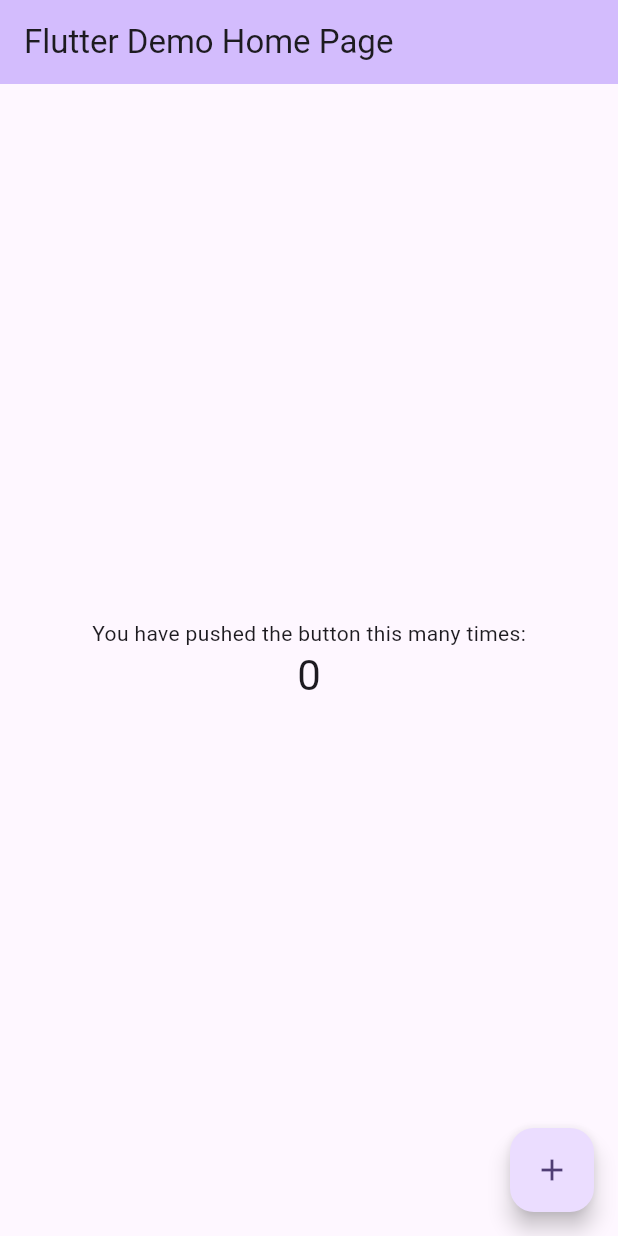
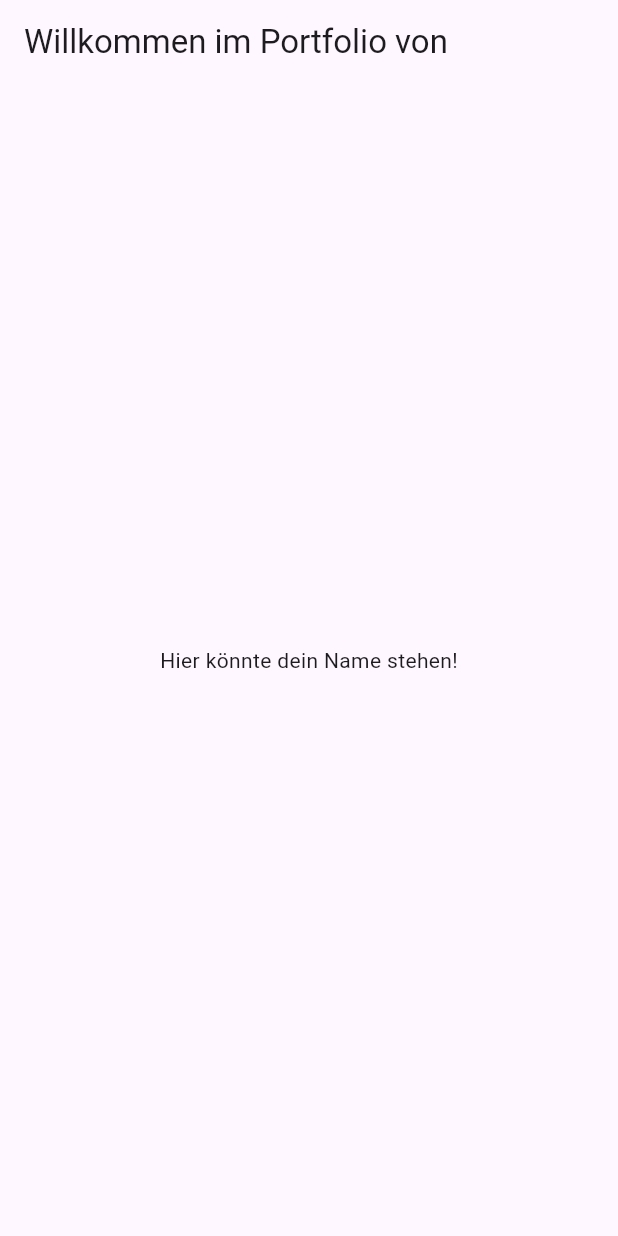
Before and after one commit to Souhaib317/portfolio_5513372, a Flutter app: the screen it shows after launch, on a phone screen of 412 x 824 dp. Run offline on Flutter 3.47's test engine with Material 3 defaults, Android fonts, the phone set to English and light mode, and no system bars.

Commit message:
Final commit for feature/startseite

```diff
--- a/lib/main.dart
+++ b/lib/main.dart
@@ -1,122 +1,21 @@
 import 'package:flutter/material.dart';
 
+import 'package:flutter/material.dart';
+import 'pages/home_page.dart';  // Stelle sicher, dass dieser Import korrekt ist.
+
 void main() {
-  runApp(const MyApp());
+  runApp(MyApp());
 }
 
 class MyApp extends StatelessWidget {
-  const MyApp({super.key});
-
-  // This widget is the root of your application.
   @override
   Widget build(BuildContext context) {
     return MaterialApp(
-      title: 'Flutter Demo',
+      title: 'Portfolio',
       theme: ThemeData(
-        // This is the theme of your application.
-        //
-        // TRY THIS: Try running your application with "flutter run". You'll see
-        // the application has a purple toolbar. Then, without quitting the app,
-        // try changing the seedColor in the colorScheme below to Colors.green
-        // and then invoke "hot reload" (save your changes or press the "hot
-        // reload" button in a Flutter-supported IDE, or press "r" if you used
-        // the command line to start the app).
-        //
-        // Notice that the counter didn't reset back to zero; the application
-        // state is not lost during the reload. To reset the state, use hot
-        // restart instead.
-        //
-        // This works for code too, not just values: Most code changes can be
-        // tested with just a hot reload.
-        colorScheme: ColorScheme.fromSeed(seedColor: Colors.deepPurple),
+        primarySwatch: Colors.blue,
       ),
-      home: const MyHomePage(title: 'Flutter Demo Home Page'),
+      home: HomePage(), // Hier wird die HomePage angezeigt.
     );
   }
 }
-
-class MyHomePage extends StatefulWidget {
-  const MyHomePage({super.key, required this.title});
-
-  // This widget is the home page of your application. It is stateful, meaning
-  // that it has a State object (defined below) that contains fields that affect
-  // how it looks.
-
-  // This class is the configuration for the state. It holds the values (in this
-  // case the title) provided by the parent (in this case the App widget) and
-  // used by the build method of the State. Fields in a Widget subclass are
-  // always marked "final".
-
-  final String title;
-
-  @override
-  State<MyHomePage> createState() => _MyHomePageState();
-}
-
-class _MyHomePageState extends State<MyHomePage> {
-  int _counter = 0;
-
-  void _incrementCounter() {
-    setState(() {
-      // This call to setState tells the Flutter framework that something has
-      // changed in this State, which causes it to rerun the build method below
-      // so that the display can reflect the updated values. If we changed
-      // _counter without calling setState(), then the build method would not be
-      // called again, and so nothing would appear to happen.
-      _counter++;
-    });
-  }
-
-  @override
-  Widget build(BuildContext context) {
-    // This method is rerun every time setState is called, for instance as done
-    // by the _incrementCounter method above.
-    //
-    // The Flutter framework has been optimized to make rerunning build methods
-    // fast, so that you can just rebuild anything that needs updating rather
-    // than having to individually change instances of widgets.
-    return Scaffold(
-      appBar: AppBar(
-        // TRY THIS: Try changing the color here to a specific color (to
-        // Colors.amber, perhaps?) and trigger a hot reload to see the AppBar
-        // change color while the other colors stay the same.
-        backgroundColor: Theme.of(context).colorScheme.inversePrimary,
-        // Here we take the value from the MyHomePage object that was created by
-        // the App.build method, and use it to set our appbar title.
-        title: Text(widget.title),
-      ),
-      body: Center(
-        // Center is a layout widget. It takes a single child and positions it
-        // in the middle of the parent.
-        child: Column(
-          // Column is also a layout widget. It takes a list of children and
-          // arranges them vertically. By default, it sizes itself to fit its
-          // children horizontally, and tries to be as tall as its parent.
-          //
-          // Column has various properties to control how it sizes itself and
-          // how it positions its children. Here we use mainAxisAlignment to
-          // center the children vertically; the main axis here is the vertical
-          // axis because Columns are vertical (the cross axis would be
-          // horizontal).
-          //
-          // TRY THIS: Invoke "debug painting" (choose the "Toggle Debug Paint"
-          // action in the IDE, or press "p" in the console), to see the
-          // wireframe for each widget.
-          mainAxisAlignment: MainAxisAlignment.center,
-          children: <Widget>[
-            const Text('You have pushed the button this many times:'),
-            Text(
-              '$_counter',
-              style: Theme.of(context).textTheme.headlineMedium,
-            ),
-          ],
-        ),
-      ),
-      floatingActionButton: FloatingActionButton(
-        onPressed: _incrementCounter,
-        tooltip: 'Increment',
-        child: const Icon(Icons.add),
-      ), // This trailing comma makes auto-formatting nicer for build methods.
-    );
-  }
-}
--- /dev/null
+++ b/lib/pages/home_page.dart
@@ -0,0 +1,15 @@
+import 'package:flutter/material.dart';
+
+class HomePage extends StatelessWidget {
+  @override
+  Widget build(BuildContext context) {
+    return Scaffold(
+      appBar: AppBar(
+        title: Text('Willkommen im Portfolio von'),
+      ),
+      body: Center(
+        child: Text('Hier könnte dein Name stehen!'),
+      ),
+    );
+  }
+}
```
Also changed, not shown: lib/models/home_page.dart (added), lib/widgets/home_page.dart (added), 1 other file.
